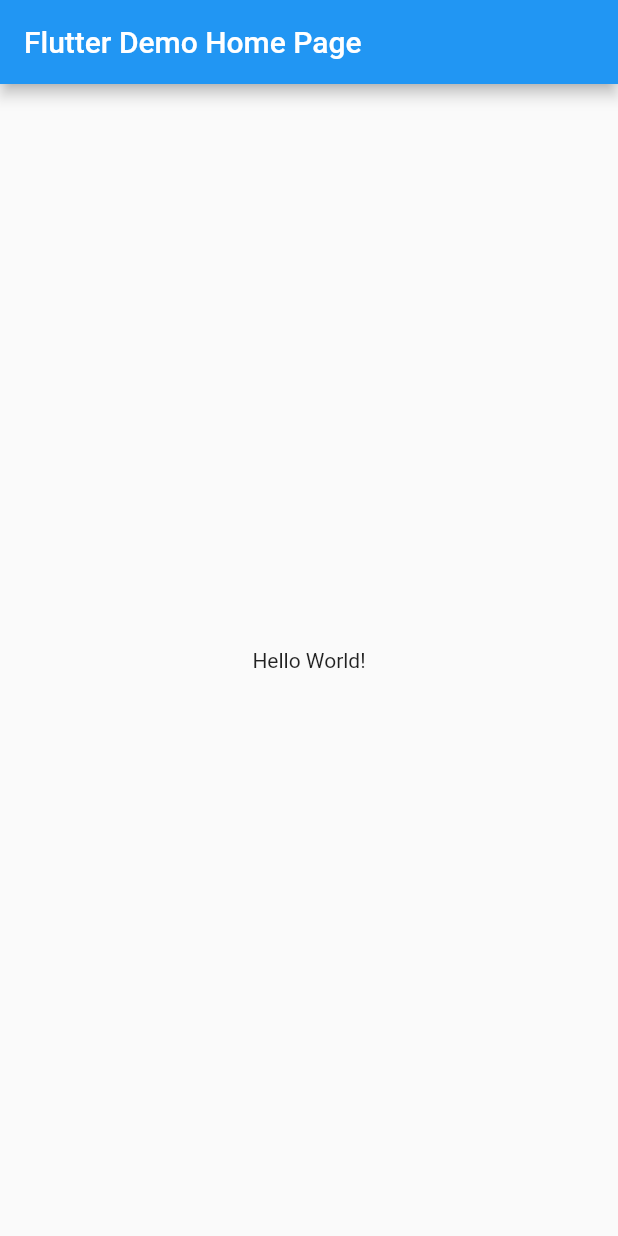
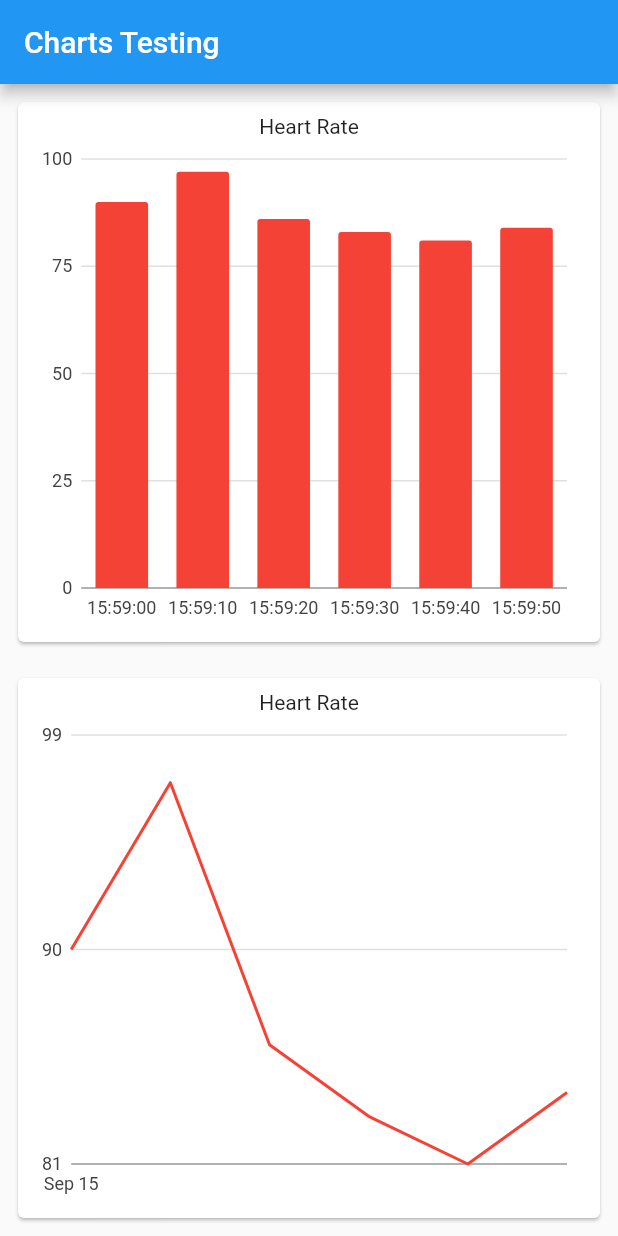
Before and after one commit to coliver0221/Flutter-Practice, a Flutter app: the screen it shows after launch, on a phone screen of 412 x 824 dp. Run offline on Flutter 3.47's test engine with Material 2 defaults, Android fonts, the phone set to English and light mode, and no system bars; our stand-ins replace charts_flutter, dio, shared_preferences.

Commit message:
feat: complete simple bar chart & line chart

```diff
--- /dev/null
+++ b/charts_test/lib/barChart.dart
@@ -0,0 +1,48 @@
+import 'package:charts_flutter/flutter.dart' as charts;
+import 'package:charts_test/heartRateSeries.dart';
+import 'package:flutter/material.dart';
+import 'package:intl/intl.dart';
+
+class MyBarChart extends StatelessWidget {
+  final List<HeartRateSeries> data;
+
+  /// Constructure
+  MyBarChart({@required this.data});
+
+  @override
+  Widget build(BuildContext context) {
+    List<charts.Series<HeartRateSeries, String>> series = [
+      charts.Series(
+        id: "Subscribers",
+        data: data,
+        domainFn: (HeartRateSeries series, _) => DateFormat(DateFormat.HOUR24_MINUTE_SECOND).format(series.time),
+        measureFn: (HeartRateSeries series, _) => series.heartRate,
+        colorFn: (HeartRateSeries series, _) => series.barColor
+      )
+    ];
+
+    return Container(
+      // height: 200,
+      padding: EdgeInsets.all(8.0),
+      child: Card(
+        child: Padding(
+          padding: EdgeInsets.all(8.0),
+          child: Column(
+            children: <Widget>[
+              Text(
+                "Heart Rate",
+                style: Theme.of(context).textTheme.bodyText2,
+              ),
+              Expanded(
+                child: charts.BarChart(
+                  series,
+                  animate: true,
+                )
+              ),
+            ],
+          ),
+        ),
+      ),
+    );
+  }
+}
--- /dev/null
+++ b/charts_test/lib/heartRateSeries.dart
@@ -0,0 +1,15 @@
+import 'package:charts_flutter/flutter.dart' as charts;
+import 'package:flutter/foundation.dart';
+
+/// Define heartrate data
+class HeartRateSeries {
+  final DateTime time;
+  final int heartRate;
+  final charts.Color barColor;
+
+  HeartRateSeries({
+    @required this.time,
+    @required this.heartRate,
+    @required this.barColor
+  });
+}
--- /dev/null
+++ b/charts_test/lib/lineChart.dart
@@ -0,0 +1,49 @@
+import 'package:charts_flutter/flutter.dart' as charts;
+import 'package:charts_test/heartRateSeries.dart';
+import 'package:flutter/material.dart';
+
+class MyLineChart extends StatelessWidget {
+  final List<HeartRateSeries> data;
+
+  /// Constructure
+  MyLineChart({@required this.data});
+
+  @override
+  Widget build(BuildContext context) {
+    List<charts.Series<HeartRateSeries, DateTime>> series = [
+      charts.Series(
+        id: "Heart Rate",
+        data: data,
+        domainFn: (HeartRateSeries series, _) => series.time,
+        measureFn: (HeartRateSeries series, _) => series.heartRate,
+        colorFn: (HeartRateSeries series, _) => series.barColor
+      )
+    ];
+
+    return Container(
+      // height: 200,
+      padding: EdgeInsets.all(8.0),
+      child: Card(
+        child: Padding(
+          padding: EdgeInsets.all(8.0),
+          child: Column(
+            children: <Widget>[
+              Text(
+                "Heart Rate",
+                style: Theme.of(context).textTheme.bodyText2,
+              ),
+              Expanded(
+                child: charts.TimeSeriesChart(
+                  series, animate: true,
+                  primaryMeasureAxis: charts.NumericAxisSpec(
+                    tickProviderSpec: charts.BasicNumericTickProviderSpec(zeroBound: false)
+                  ),
+                )
+              ),
+            ],
+          ),
+        ),
+      ),
+    );
+  }
+}
--- a/charts_test/lib/main.dart
+++ b/charts_test/lib/main.dart
@@ -1,3 +1,7 @@
+import 'package:charts_flutter/flutter.dart' as charts;
+import 'package:charts_test/barChart.dart';
+import 'package:charts_test/heartRateSeries.dart';
+import 'package:charts_test/lineChart.dart';
 import 'package:flutter/material.dart';
 
 void main() {
@@ -13,34 +17,60 @@ class MyApp extends StatelessWidget {
         primarySwatch: Colors.blue,
         visualDensity: VisualDensity.adaptivePlatformDensity,
       ),
-      home: MyHomePage(title: 'Flutter Demo Home Page'),
+      routes: {
+        '/': (context) => HomePage(),
+      },
     );
   }
 }
 
-class MyHomePage extends StatefulWidget {
-  MyHomePage({Key key, this.title}) : super(key: key);
+class HomePage extends StatelessWidget {
+  /// create heart rate data
+  final List<HeartRateSeries> heartRateData = [
+    HeartRateSeries(
+      time: DateTime.parse("20200915T15:59:00"),
+      heartRate: 90,
+      barColor: charts.ColorUtil.fromDartColor(Colors.red)
+    ),
+    HeartRateSeries(
+      time: DateTime.parse("20200915T15:59:10"),
+      heartRate: 97,
+      barColor: charts.ColorUtil.fromDartColor(Colors.red)
+    ),
+    HeartRateSeries(
+      time: DateTime.parse("20200915T15:59:20"),
+      heartRate: 86,
+      barColor: charts.ColorUtil.fromDartColor(Colors.red)
+    ),
+    HeartRateSeries(
+      time: DateTime.parse("20200915T15:59:30"),
+      heartRate: 83,
+      barColor: charts.ColorUtil.fromDartColor(Colors.red)
+    ),
+    HeartRateSeries(
+      time: DateTime.parse("20200915T15:59:40"),
+      heartRate: 81,
+      barColor: charts.ColorUtil.fromDartColor(Colors.red)
+    ),
+    HeartRateSeries(
+      time: DateTime.parse("20200915T15:59:50"),
+      heartRate: 84,
+      barColor: charts.ColorUtil.fromDartColor(Colors.red)
+    ),
+  ];
 
-  final String title;
-
-  @override
-  _MyHomePageState createState() => _MyHomePageState();
-}
-
-class _MyHomePageState extends State<MyHomePage> {
   @override
   Widget build(BuildContext context) {
     return Scaffold(
       appBar: AppBar(
-        title: Text(widget.title),
+        backgroundColor: Colors.blue,
+        title: Text('Charts Testing')
       ),
       body: Center(
         child: Column(
-          mainAxisAlignment: MainAxisAlignment.center,
           children: <Widget>[
-            Text(
-              'Hello World!',
-            ),
+            Expanded(child: MyBarChart(data: heartRateData)),
+            Expanded(child: MyLineChart(data: heartRateData)),
           ],
         ),
       ),
--- /dev/null
+++ b/charts_test/lib/subscriber_series.dart
@@ -0,0 +1,15 @@
+import 'package:charts_flutter/flutter.dart' as charts;
+import 'package:flutter/foundation.dart';
+
+/// Define the data schema
+class SubscriberSeries {
+  final DateTime time;
+  final int subscribers;
+  final charts.Color barColor;
+
+  SubscriberSeries({
+    @required this.time,
+    @required this.subscribers,
+    @required this.barColor
+  });
+}
```
Also changed, not shown: charts_test/pubspec.yaml (+2 -6 lines), charts_test/pubspec.lock.
